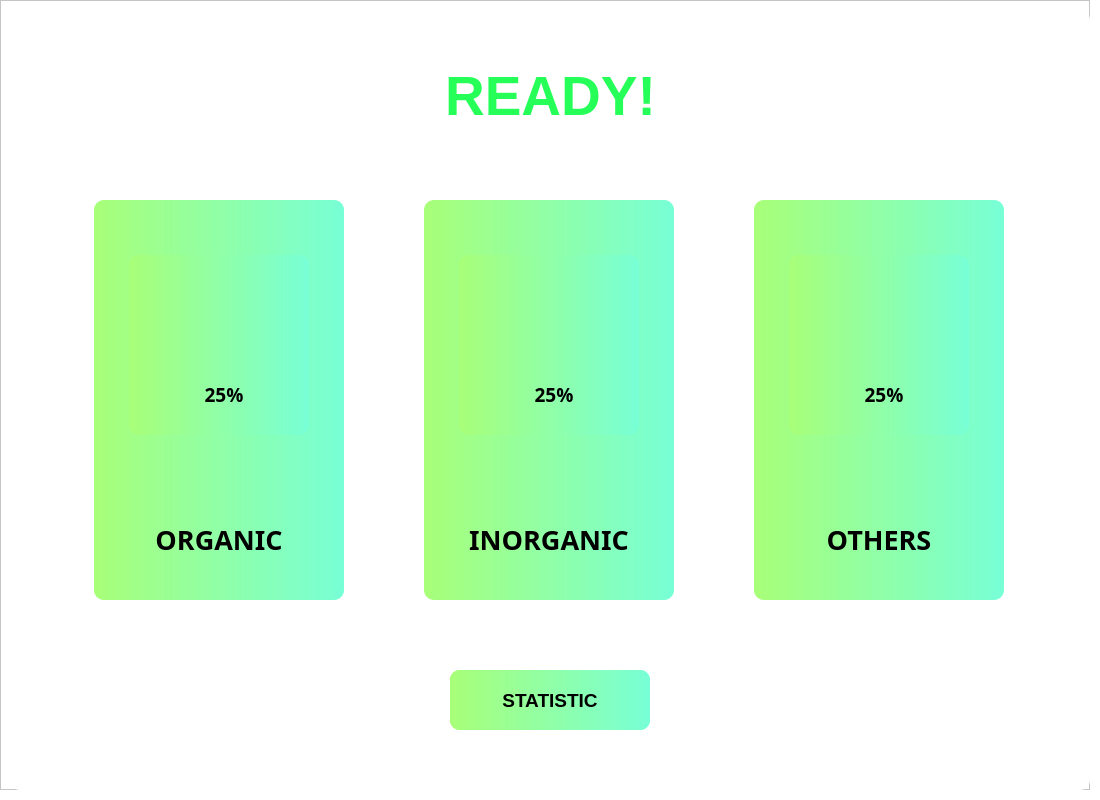
Old version of the form app/component/MainGUI_t_2.ui in the repository tblexcelsior/SmartBin.
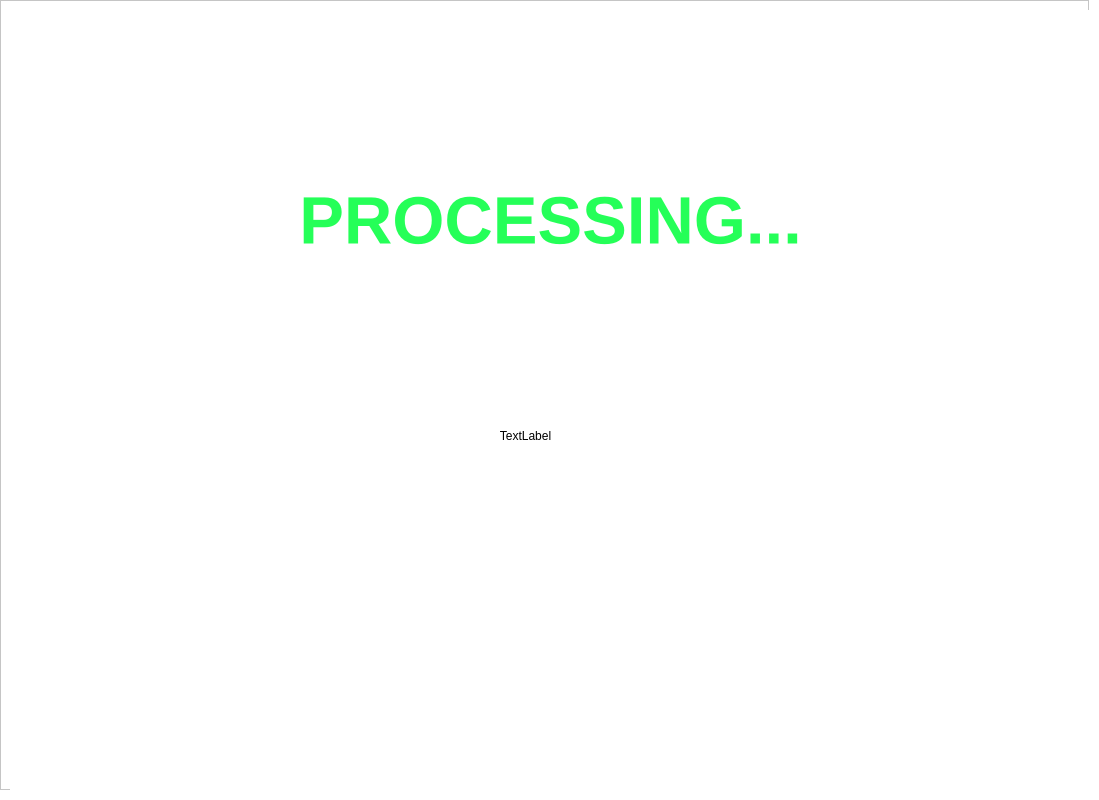
New version of the form. Icons and pictures are not drawn.

Commit message: Update loading animation, chart for monthly statistic

What changed in the file:
```diff
--- a/app/component/MainGUI_t_2.ui
+++ b/app/component/MainGUI_t_2.ui
@@ -6,7 +6,7 @@
    <rect>
     <x>0</x>
     <y>0</y>
-    <width>1100</width>
+    <width>1099</width>
     <height>800</height>
    </rect>
   </property>
@@ -661,7 +661,7 @@
          <string/>
         </property>
        </widget>
-       <widget class="QWidget" name="chart_widget" native="true">
+       <widget class="QWidget" name="chart_widget_daily" native="true">
         <property name="geometry">
          <rect>
           <x>50</x>
@@ -778,9 +778,79 @@
 </string>
         </property>
        </widget>
+       <widget class="QWidget" name="chart_widget_monthly" native="true">
+        <property name="geometry">
+         <rect>
+          <x>50</x>
+          <y>180</y>
+          <width>980</width>
+          <height>550</height>
+         </rect>
+        </property>
+        <property name="styleSheet">
+         <string notr="true">background-color: rgb(255, 255, 255);
+</string>
+        </property>
+       </widget>
+      </widget>
+      <widget class="QWidget" name="Processing" native="true">
+       <property name="geometry">
+        <rect>
+         <x>10</x>
+         <y>10</y>
+         <width>1091</width>
+         <height>781</height>
+        </rect>
+       </property>
+       <property name="styleSheet">
+        <string notr="true"/>
+       </property>
+       <widget class="QLabel" name="processing">
+        <property name="geometry">
+         <rect>
+          <x>10</x>
+          <y>140</y>
+          <width>1061</width>
+          <height>141</height>
+         </rect>
+        </property>
+        <property name="font">
+         <font>
+          <pointsize>50</pointsize>
+          <weight>75</weight>
+          <bold>true</bold>
+         </font>
+        </property>
+        <property name="styleSheet">
+         <string notr="true">color: rgb(37, 255, 88);</string>
+        </property>
+        <property name="text">
+         <string>PROCESSING...</string>
+        </property>
+        <property name="alignment">
+         <set>Qt::AlignCenter</set>
+        </property>
+       </widget>
+       <widget class="QLabel" name="loading">
+        <property name="geometry">
+         <rect>
+          <x>330</x>
+          <y>310</y>
+          <width>371</width>
+          <height>231</height>
+         </rect>
+        </property>
+        <property name="text">
+         <string>TextLabel</string>
+        </property>
+        <property name="alignment">
+         <set>Qt::AlignCenter</set>
+        </property>
+       </widget>
       </widget>
       <zorder>Chart</zorder>
       <zorder>drop_shadow_frame</zorder>
+      <zorder>Processing</zorder>
      </widget>
     </item>
    </layout>
```
The commit also changes 5 other files.
